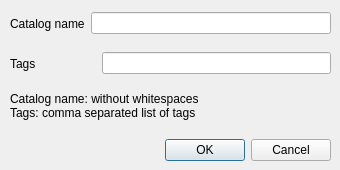
Geoalert/mapflow-qgis, file mapflow/static/ui/create_new_catalog_dialog.ui: the form before one commit.
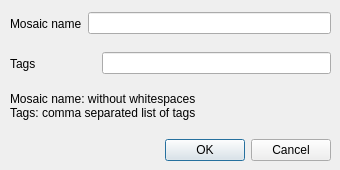
The form after the commit.

Commit message: Change "catalog" -> "mosaic"

```diff
--- a/mapflow/static/ui/create_new_catalog_dialog.ui
+++ b/mapflow/static/ui/create_new_catalog_dialog.ui
@@ -79,7 +79,7 @@
     </rect>
    </property>
    <property name="text">
-    <string>Catalog name: without whitespaces 
+    <string>Mosaic name: without whitespaces 
 Tags: comma separated list of tags</string>
    </property>
   </widget>
@@ -96,7 +96,7 @@
     <item>
      <widget class="QLabel" name="newCatalogNameLabel1">
       <property name="text">
-       <string>Catalog name</string>
+       <string>Mosaic name</string>
       </property>
      </widget>
     </item>
```
Left out of the diff: 2 changed lines with no effect on the pictures. The commit also changes 1 other file.
